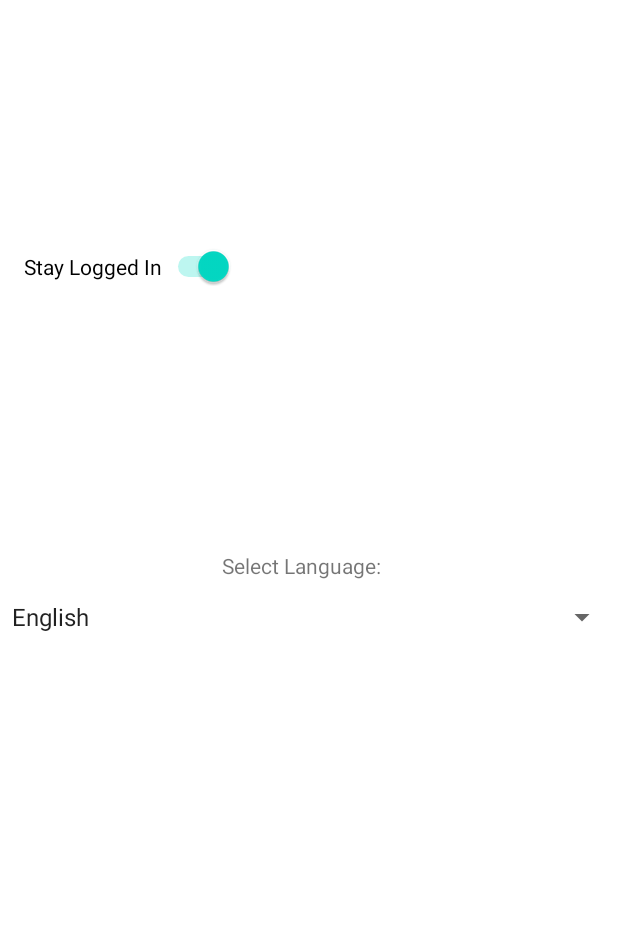
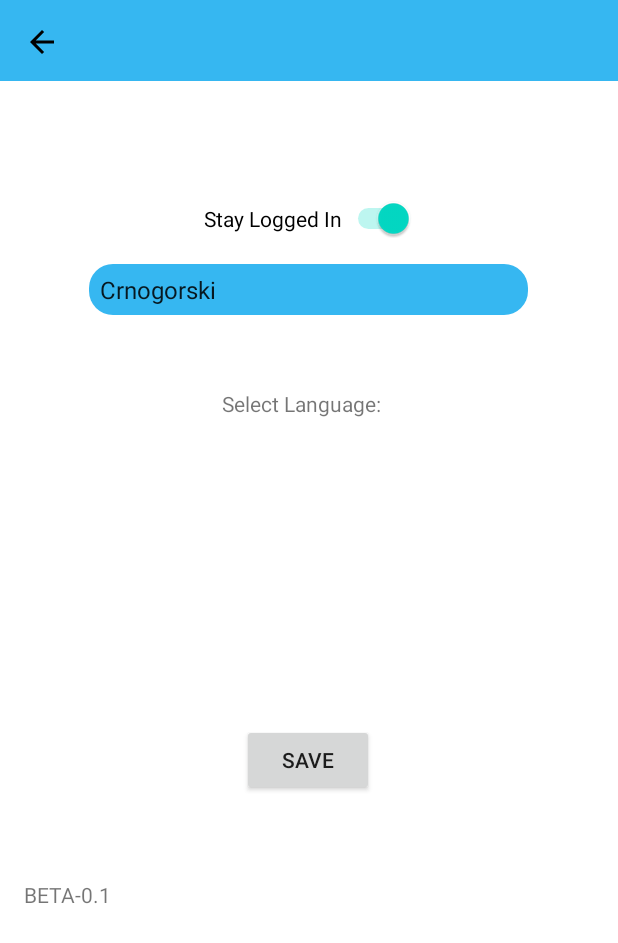
Before and after one commit to djuraskovicc/Unija-Challenge, an Android app: the settings screen opened directly, with no data from a screen before it, on a phone screen of 412 x 824 dp. Shown: the top 943 px of the screen. Run offline under Robolectric (Android 15) with nearby library versions, the phone set to English and light mode, and no system bars.

Commit message:
settings activity dizajn

```diff
--- /dev/null
+++ b/app/src/main/res/drawable/arrow_back.xml
@@ -0,0 +1,5 @@
+<vector android:autoMirrored="true" android:height="24dp"
+    android:tint="#000000" android:viewportHeight="24"
+    android:viewportWidth="24" android:width="24dp" xmlns:android="http://schemas.android.com/apk/res/android">
+    <path android:fillColor="@android:color/white" android:pathData="M20,11H7.83l5.59,-5.59L12,4l-8,8 8,8 1.41,-1.41L7.83,13H20v-2z"/>
+</vector>
--- /dev/null
+++ b/app/src/main/res/drawable/background_language_section.xml
@@ -0,0 +1,21 @@
+<?xml version="1.0" encoding="utf-8"?>
+<layer-list xmlns:android="http://schemas.android.com/apk/res/android">
+    <!-- Background shape with rounded corners -->
+    <item>
+        <shape xmlns:android="http://schemas.android.com/apk/res/android">
+            <solid android:color="#FFFFFF" /> <!-- Background color -->
+            <corners android:radius="16dp" /> <!-- Radius for rounded corners -->
+        </shape>
+    </item>
+    <!-- Border for the shape (optional) -->
+    <item
+        android:right="1dp"
+        android:left="1dp"
+        android:top="1dp"
+        android:bottom="1dp">
+        <shape xmlns:android="http://schemas.android.com/apk/res/android">
+            <solid android:color="#36B7F1" /> <!-- Border color -->
+            <corners android:radius="16dp" />
+        </shape>
+    </item>
+</layer-list>
--- a/app/src/main/res/layout/activity_settings.xml
+++ b/app/src/main/res/layout/activity_settings.xml
@@ -1,18 +1,38 @@
 <?xml version="1.0" encoding="utf-8"?>
-<androidx.constraintlayout.widget.ConstraintLayout
-    xmlns:android="http://schemas.android.com/apk/res/android"
+<androidx.constraintlayout.widget.ConstraintLayout xmlns:android="http://schemas.android.com/apk/res/android"
     xmlns:app="http://schemas.android.com/apk/res-auto"
     xmlns:tools="http://schemas.android.com/tools"
     android:layout_width="match_parent"
     android:layout_height="match_parent"
-    tools:context=".SettingsActivity">
+    tools:context=".settings">
+
+    <!-- Blue top bar -->
+    <View
+        android:id="@+id/topBar"
+        android:layout_width="match_parent"
+        android:layout_height="54dp"
+        android:background="#36B7F1"
+        app:layout_constraintTop_toTopOf="parent"
+        app:layout_constraintStart_toStartOf="parent"
+        app:layout_constraintEnd_toEndOf="parent" />
+
+    <!-- Add an ImageButton at the top-left corner -->
+    <ImageButton
+        android:id="@+id/backButton"
+        android:layout_width="wrap_content"
+        android:layout_height="wrap_content"
+        android:layout_marginStart="16dp"
+        android:layout_marginTop="16dp"
+        android:background="@drawable/arrow_back"
+        app:layout_constraintStart_toStartOf="parent"
+        app:layout_constraintTop_toTopOf="parent" />
 
     <Switch
         android:id="@+id/stayLoggedInSwitch"
         android:layout_width="wrap_content"
         android:layout_height="wrap_content"
-        android:layout_marginStart="16dp"
-        android:layout_marginTop="164dp"
+        android:layout_marginStart="136dp"
+        android:layout_marginTop="132dp"
         android:checked="true"
         android:text="Stay Logged In"
         app:layout_constraintStart_toStartOf="parent"
@@ -23,29 +43,30 @@
         android:layout_width="wrap_content"
         android:layout_height="wrap_content"
         android:layout_marginStart="148dp"
-        android:layout_marginTop="176dp"
+        android:layout_marginTop="100dp"
         android:text="Select Language:"
         app:layout_constraintStart_toStartOf="parent"
         app:layout_constraintTop_toBottomOf="@+id/stayLoggedInSwitch" />
 
     <Spinner
         android:id="@+id/languageSpinner"
-        android:layout_width="0dp"
-        android:layout_height="wrap_content"
-        android:layout_marginTop="208dp"
+        android:layout_width="294dp"
+        android:layout_height="35dp"
+        android:layout_marginTop="16dp"
         app:layout_constraintEnd_toEndOf="parent"
-        app:layout_constraintHorizontal_bias="0.0"
+        app:layout_constraintHorizontal_bias="0.495"
         app:layout_constraintStart_toStartOf="parent"
-        app:layout_constraintTop_toBottomOf="@+id/stayLoggedInSwitch" />
+        app:layout_constraintTop_toBottomOf="@+id/stayLoggedInSwitch"
+        android:background="@drawable/background_language_section"/>
 
     <Button
         android:id="@+id/saveButton"
         android:layout_width="wrap_content"
         android:layout_height="wrap_content"
-        android:layout_marginTop="528dp"
+        android:layout_marginTop="272dp"
         android:text="Save"
         app:layout_constraintEnd_toEndOf="parent"
-        app:layout_constraintHorizontal_bias="0.52"
+        app:layout_constraintHorizontal_bias="0.498"
         app:layout_constraintStart_toStartOf="parent"
         app:layout_constraintTop_toBottomOf="@+id/languageSpinner" />
 
@@ -53,10 +74,10 @@
         android:id="@+id/appVersionText"
         android:layout_width="wrap_content"
         android:layout_height="wrap_content"
-        android:layout_marginTop="68dp"
-        android:text="App Version"
+        android:layout_marginTop="56dp"
+        android:text="@string/app_version"
         app:layout_constraintEnd_toEndOf="parent"
-        app:layout_constraintHorizontal_bias="0.047"
+        app:layout_constraintHorizontal_bias="0.045"
         app:layout_constraintStart_toStartOf="parent"
         app:layout_constraintTop_toBottomOf="@+id/saveButton" />
 </androidx.constraintlayout.widget.ConstraintLayout>
--- a/app/src/main/res/values/arrays.xml
+++ b/app/src/main/res/values/arrays.xml
@@ -1,12 +1,12 @@
 <resources>
     <string-array name="language_entries">
-        <item>English</item>
-        <item>CG</item>
+        <item>Crnogorski</item>
+        <item>Engleski</item>
         <!-- Add other languages as needed -->
     </string-array>
     <string-array name="language_values">
+        <item>cg</item>
         <item>en</item>
-        <item>cg</item>
         <!-- Add corresponding language codes here -->
     </string-array>
 </resources>
```
